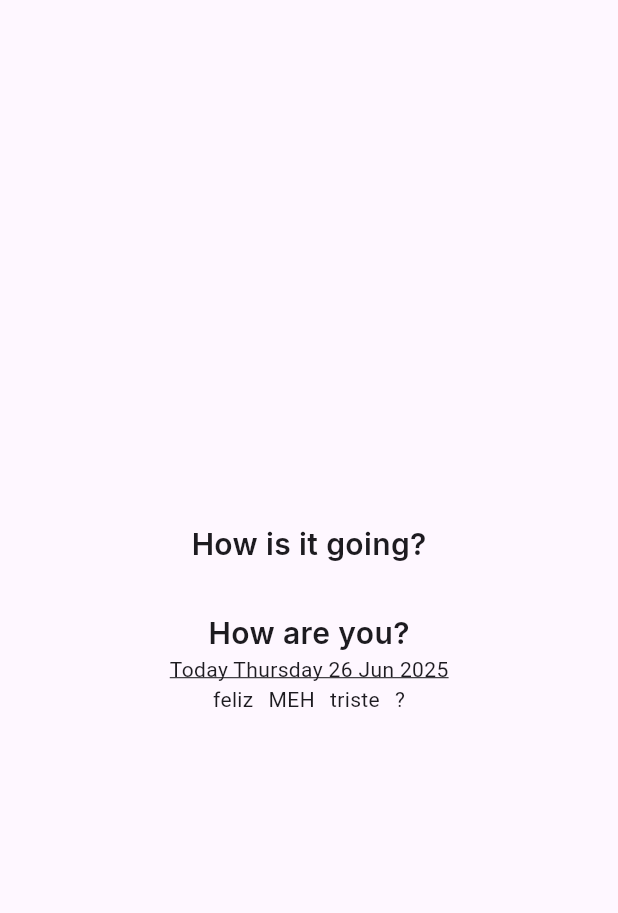
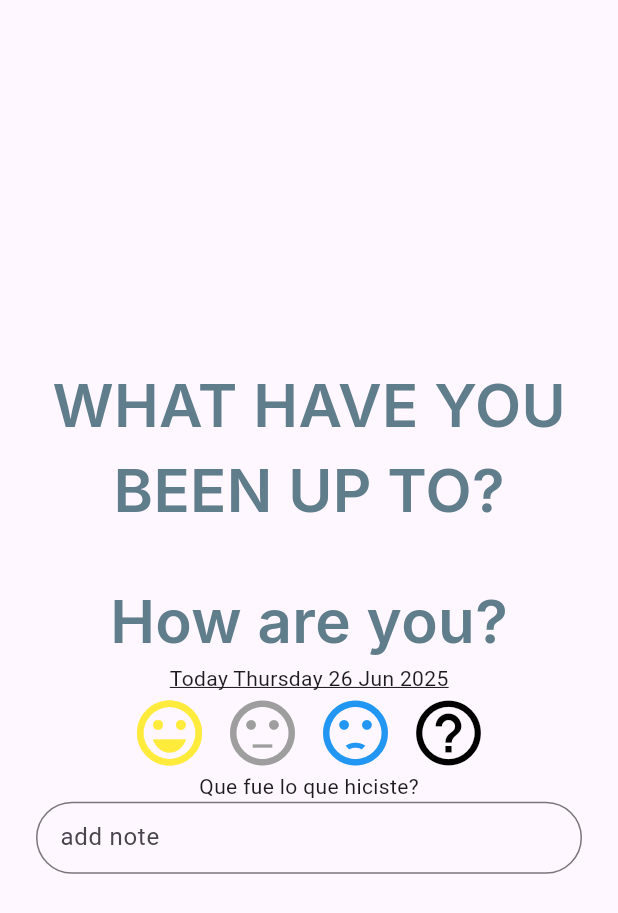
Before and after one commit to TLifeOfCris/JournalFlutterApp2, a Flutter app: the screen it shows after launch, on a phone screen of 412 x 824 dp. Shown: the top 913 px of the screen. Run offline on Flutter 3.47's test engine with Material 3 defaults, Android fonts, the phone set to English and light mode, and no system bars; our stand-ins replace google_fonts.

Commit message:
Acomodando Formulario Screen

```diff
--- a/flutter_journal_app/lib/views/add_entry_view.dart
+++ b/flutter_journal_app/lib/views/add_entry_view.dart
@@ -1,4 +1,5 @@
 import 'package:flutter/material.dart';
+import 'package:flutter_journal_app/widgets/reutilizables/iconwidget.dart';
 import 'package:google_fonts/google_fonts.dart';
 import 'package:intl/intl.dart';
 
@@ -12,18 +13,25 @@ class AddEntryView extends StatelessWidget {
     final formattedDate = DateFormat('EEEE d MMM yyyy').format(now);
     return Scaffold(
       body: Center(
+        child: Padding(
+          padding: const EdgeInsets.symmetric(horizontal: 24.0 ),
           child: Column(
             mainAxisAlignment: MainAxisAlignment.center,
             crossAxisAlignment: CrossAxisAlignment.center,
             children: [
-            Text('How is it going?',
-            style: GoogleFonts.inter(fontSize: 20, fontWeight: FontWeight.w600),
+              Text('WHAT HAVE YOU',
+              style: GoogleFonts.inter(fontSize: 40,
+              fontWeight: FontWeight.w600, color: Colors.blueGrey),
               ),
+              Text('BEEN UP TO?',
+              style: GoogleFonts.inter(fontSize: 40,
+              fontWeight: FontWeight.w600, color: Colors.blueGrey),),
 
               SizedBox(height: 30,),
 
               Text('How are you?',
-            style: GoogleFonts.inter(fontSize: 20, fontWeight: FontWeight.w600),),
+              style: GoogleFonts.inter(fontSize: 40,
+              fontWeight: FontWeight.w600, color: Colors.blueGrey),),
 
               Text('Today $formattedDate', style: TextStyle( decoration: TextDecoration.underline),),
 
@@ -33,17 +41,33 @@ class AddEntryView extends StatelessWidget {
                 children: [
                   //Agregar las caritas
 
-                Text('feliz'),
+                  OwnIcon(icon: Icons.sentiment_very_satisfied, color: Colors.yellow,),
                   SizedBox(width: 10,),
-                Text('MEH'),
+                  OwnIcon(icon:  Icons.sentiment_neutral, color: Colors.grey,),
                   SizedBox(width: 10,),
-                Text('triste'),
+                  OwnIcon(icon:  Icons.sentiment_dissatisfied, color:  Colors.blue,),
                   SizedBox(width: 10,),
-                Text('?')
+                  OwnIcon(icon: Icons.help_outline, color: Colors.black,)
 
                 ],
+
+
+              ),
+              Text(' Que fue lo que hiciste? '),
+              SizedBox(
+                width: 380,
+                child: TextField(
+                  decoration: InputDecoration(
+                    hintText: 'add note',
+                    contentPadding: EdgeInsets.symmetric(vertical: 8, horizontal: 12),
+                    border: OutlineInputBorder(
+                      borderRadius: BorderRadius.circular(30),
                     )
+                  ),
+                ),
+              ),
             ],
+          ),
         ),
       ),
     );
--- /dev/null
+++ b/flutter_journal_app/lib/widgets/reutilizables/iconwidget.dart
@@ -0,0 +1,14 @@
+import 'package:flutter/material.dart';
+
+class OwnIcon extends StatelessWidget {
+  final IconData? icon;
+  final Color? color;
+  const OwnIcon({super.key, this.color, this.icon });
+
+  @override
+  Widget build(BuildContext context) {
+    return Icon(icon,
+    size: 52,
+    color: color,);
+  }
+}
```
Lines whose indentation alone changed are shown as unchanged.
